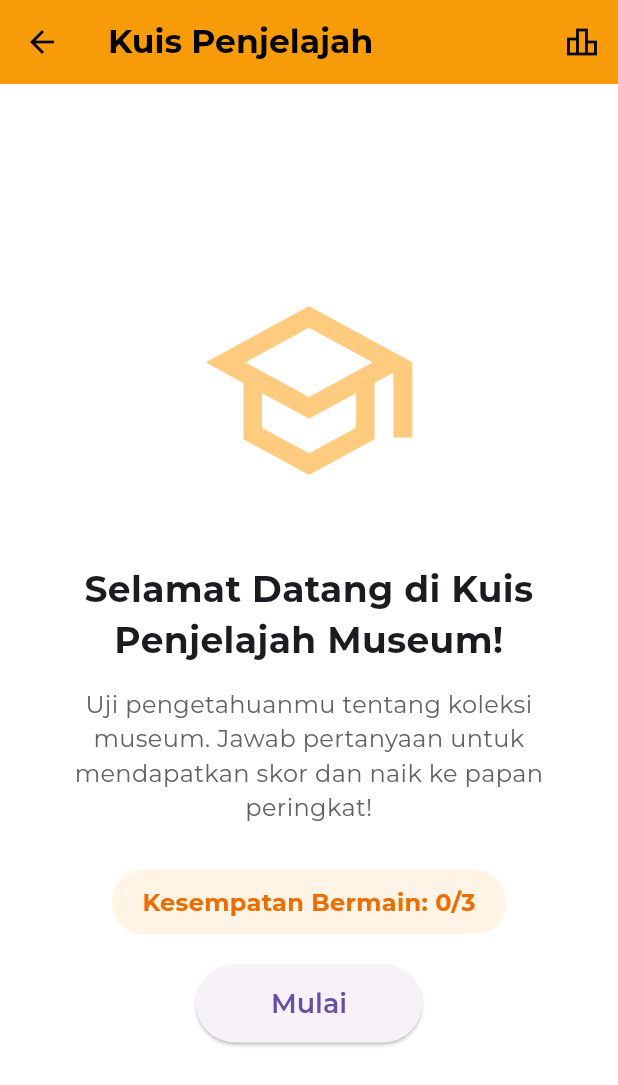
After one commit to rayhan-afk/museum_tugasakhir, a Flutter app: the QuizScreen screen opened directly, after a tap on the "leaderboard" icon, on a phone screen of 412 x 824 dp. The commit adds this screen. Shown: the top 1085 px of the screen. Run offline on Flutter 3.47's test engine with Material 3 defaults, Android fonts, the phone set to English and light mode, and no system bars; our stand-ins replace circle_nav_bar, cloud_firestore, firebase_auth, firebase_core, font_awesome_flutter, google_fonts and 2 more; missing offline and left inert: mobile_scanner; accounts and stored records are empty.

Commit message:
menambahkan halaman quiz

```diff
--- a/lib/screens/details/details.dart
+++ b/lib/screens/details/details.dart
@@ -1,7 +1,7 @@
 import 'package:flutter/material.dart';
 // Ganti 'museum_tugasakhir' dengan nama proyek Anda
 import 'package:museum_tugasakhir/data/data.dart';
-import 'package:museum_tugasakhir/screens/details/detailscreen.dart';
+import 'package:museum_tugasakhir/screens/details/detail_screen.dart';
 
 // --- Wrapper untuk Artefak ---
 class ArtefakDetailScreen extends StatelessWidget {
--- /dev/null
+++ b/lib/screens/quiz/quiz_screen.dart
@@ -0,0 +1,171 @@
+// File: lib/screens/quiz_screen.dart
+
+import 'package:flutter/material.dart';
+import 'package:google_fonts/google_fonts.dart';
+import 'package:museum_tugasakhir/screens/quiz/quiz_session_screen.dart';
+import 'package:provider/provider.dart';
+import 'package:firebase_auth/firebase_auth.dart';
+import 'package:museum_tugasakhir/services/firestore_service.dart';
+
+class QuizScreen extends StatefulWidget {
+  const QuizScreen({Key? key}) : super(key: key);
+
+  @override
+  State<QuizScreen> createState() => _QuizScreenState();
+}
+
+class _QuizScreenState extends State<QuizScreen> {
+  bool _isLoading =
+      false; // State untuk menandai proses loading saat tombol ditekan
+
+  // # PERUBAHAN: State untuk menyimpan dan menampilkan jumlah percobaan
+  int? _attempts;
+  bool _isFetchingAttempts = true;
+
+  @override
+  void initState() {
+    super.initState();
+    _fetchAttempts(); // Ambil data percobaan saat halaman pertama kali dibuka
+  }
+
+  // Fungsi untuk mengambil jumlah percobaan dari Firestore
+  Future<void> _fetchAttempts() async {
+    final user = Provider.of<User?>(context, listen: false);
+    if (user != null) {
+      final attemptsCount = await FirestoreService().getQuizAttempts(user.uid);
+      if (mounted) {
+        setState(() {
+          _attempts = attemptsCount;
+          _isFetchingAttempts = false;
+        });
+      }
+    } else {
+      // Jika pengguna belum login, anggap percobaan 0
+      setState(() {
+        _attempts = 0;
+        _isFetchingAttempts = false;
+      });
+    }
+  }
+
+  // Fungsi yang akan dipanggil saat tombol "Mulai" ditekan
+  Future<void> _startQuiz() async {
+    final user = Provider.of<User?>(context, listen: false);
+
+    if (user == null) {
+      ScaffoldMessenger.of(context).showSnackBar(
+        const SnackBar(content: Text('Anda harus login untuk memulai kuis.')),
+      );
+      return;
+    }
+
+    // # PERUBAHAN: Pengecekan sekarang menggunakan state _attempts
+    if (_attempts != null && _attempts! < 3) {
+      // Jika masih bisa bermain, navigasi ke halaman sesi kuis
+      // Kita tunggu hasilnya, lalu refresh data percobaan
+      await Navigator.push(
+        context,
+        MaterialPageRoute(builder: (context) => const QuizSessionScreen()),
+      );
+      // Setelah kembali dari kuis, refresh jumlah percobaan
+      _fetchAttempts();
+    } else {
+      // Jika sudah mencapai batas, tampilkan pesan
+      ScaffoldMessenger.of(context).showSnackBar(
+        const SnackBar(
+          content:
+              Text('Anda sudah mencapai batas maksimal bermain kuis (3 kali).'),
+          backgroundColor: Colors.red,
+        ),
+      );
+    }
+  }
+
+  @override
+  Widget build(BuildContext context) {
+    return Scaffold(
+      appBar: AppBar(
+        title: Text(
+          'Kuis Penjelajah',
+          style: GoogleFonts.montserrat(
+            fontWeight: FontWeight.bold,
+          ),
+        ),
+        actions: [
+          IconButton(
+            icon: const Icon(Icons.leaderboard_outlined),
+            tooltip: 'Papan Peringkat',
+            onPressed: () {
+              // TODO: Navigasi ke halaman leaderboard
+            },
+          ),
+        ],
+      ),
+      body: Center(
+        child: Padding(
+          padding: const EdgeInsets.all(30.0),
+          child: _isFetchingAttempts
+              ? const CircularProgressIndicator() // Tampilkan loading saat pertama kali memuat
+              : Column(
+                  mainAxisAlignment: MainAxisAlignment.center,
+                  crossAxisAlignment: CrossAxisAlignment.center,
+                  children: [
+                    Icon(Icons.school_outlined,
+                        size: 150, color: Colors.orange.withOpacity(0.5)),
+                    const SizedBox(height: 40),
+                    Text(
+                      'Selamat Datang di Kuis Penjelajah Museum!',
+                      textAlign: TextAlign.center,
+                      style: GoogleFonts.montserrat(
+                          fontSize: 24, fontWeight: FontWeight.bold),
+                    ),
+                    const SizedBox(height: 15),
+                    Text(
+                      'Uji pengetahuanmu tentang koleksi museum. Jawab pertanyaan untuk mendapatkan skor dan naik ke papan peringkat!',
+                      textAlign: TextAlign.center,
+                      style: GoogleFonts.montserrat(
+                          fontSize: 16, color: Colors.grey[700]),
+                    ),
+                    const SizedBox(height: 30),
+
+                    // # PERUBAHAN: Menampilkan informasi batas kuis
+                    Container(
+                      padding: const EdgeInsets.symmetric(
+                          horizontal: 20, vertical: 10),
+                      decoration: BoxDecoration(
+                        color: Colors.orange.withOpacity(0.1),
+                        borderRadius: BorderRadius.circular(20),
+                      ),
+                      child: Text(
+                        'Kesempatan Bermain: ${_attempts ?? 0}/3',
+                        style: GoogleFonts.montserrat(
+                          fontSize: 16,
+                          fontWeight: FontWeight.bold,
+                          color: Colors.orange[800],
+                        ),
+                      ),
+                    ),
+                    const SizedBox(height: 20),
+
+                    // Tombol untuk Memulai
+                    _isLoading
+                        ? const CircularProgressIndicator()
+                        : ElevatedButton(
+                            style: ElevatedButton.styleFrom(
+                              padding: const EdgeInsets.symmetric(
+                                  horizontal: 50, vertical: 15),
+                              textStyle: GoogleFonts.montserrat(
+                                  fontSize: 18, fontWeight: FontWeight.w600),
+                              shape: RoundedRectangleBorder(
+                                  borderRadius: BorderRadius.circular(30)),
+                            ),
+                            onPressed: _startQuiz,
+                            child: const Text('Mulai'),
+                          )
+                  ],
+                ),
+        ),
+      ),
+    );
+  }
+}
--- a/lib/services/firestore_service.dart
+++ b/lib/services/firestore_service.dart
@@ -1,6 +1,5 @@
-// File: lib/services/firestore_service.dart
-
 import 'package:cloud_firestore/cloud_firestore.dart';
+import 'package:firebase_auth/firebase_auth.dart';
 
 class FirestoreService {
   final FirebaseFirestore _db = FirebaseFirestore.instance;
@@ -12,6 +11,11 @@ class FirestoreService {
       _db.collection('koleksi');
   CollectionReference<Map<String, dynamic>> get _commentsCollection =>
       _db.collection('comments');
+  // Menggunakan nama collection 'quizzes' sesuai kesepakatan
+  CollectionReference<Map<String, dynamic>> get _quizzesCollection =>
+      _db.collection('quiz');
+  CollectionReference<Map<String, dynamic>> get _leaderboardCollection =>
+      _db.collection('leaderboard');
 
   /// Menambah atau menghapus item dari favorit pengguna menggunakan Transaction.
   Future<void> toggleFavorite(
@@ -68,17 +72,91 @@ class FirestoreService {
         .snapshots();
   }
 
-  // # FUNGSI BARU: Untuk menghapus dokumen komentar berdasarkan ID-nya.
   /// Menghapus sebuah komentar dari collection 'comments'.
-  ///
-  /// [commentId] adalah ID unik dari dokumen komentar yang akan dihapus.
   Future<void> deleteComment(String commentId) async {
     try {
       await _commentsCollection.doc(commentId).delete();
     } catch (e) {
       print('Error saat menghapus komentar: $e');
-      // Anda bisa menambahkan penanganan error lain di sini jika perlu,
-      // misalnya menampilkan pesan kepada pengguna.
+    }
+  }
+
+  Future<List<DocumentSnapshot>> getAllQuizzes() async {
+    try {
+      final querySnapshot = await _quizzesCollection.get();
+      return querySnapshot.docs;
+    } catch (e) {
+      print('Error mengambil semua kuis: $e');
+      return [];
+    }
+  }
+
+  Future<bool> canPlayQuiz(String userId) async {
+    try {
+      final docRef = _leaderboardCollection.doc(userId);
+      final doc = await docRef.get();
+
+      if (!doc.exists) {
+        // Jika pengguna belum pernah bermain, tentu saja mereka bisa bermain.
+        return true;
+      }
+
+      final data = doc.data() as Map<String, dynamic>;
+      final attempts = data['quizAttempts'] as int? ?? 0;
+
+      return attempts < 3;
+    } catch (e) {
+      print('Error memeriksa kesempatan kuis: $e');
+      return false; // Anggap tidak bisa bermain jika terjadi error
+    }
+  }
+
+  /// Memperbarui skor dan jumlah percobaan kuis pengguna di leaderboard.
+  Future<void> updateUserScore(User user, int newScore) async {
+    final docRef = _leaderboardCollection.doc(user.uid);
+
+    return _db.runTransaction((transaction) async {
+      final snapshot = await transaction.get(docRef);
+
+      if (!snapshot.exists) {
+        // Jika pengguna belum ada di leaderboard, buat data baru.
+        transaction.set(docRef, {
+          'userName': user.displayName ?? 'Pengguna Anonim',
+          'score': newScore,
+          'quizAttempts': 1,
+          'lastPlayed': FieldValue.serverTimestamp(),
+        });
+      } else {
+        // Jika pengguna sudah ada, perbarui datanya.
+        final currentData = snapshot.data() as Map<String, dynamic>;
+        final currentScore = currentData['score'] as int? ?? 0;
+        final currentAttempts = currentData['quizAttempts'] as int? ?? 0;
+
+        transaction.update(docRef, {
+          'score': currentScore + newScore,
+          'quizAttempts': currentAttempts + 1,
+          'lastPlayed': FieldValue.serverTimestamp(),
+        });
+      }
+    });
+  }
+
+  Future<int> getQuizAttempts(String userId) async {
+    try {
+      final docRef = _leaderboardCollection.doc(userId);
+      final doc = await docRef.get();
+
+      if (!doc.exists) {
+        // Jika pengguna belum pernah bermain, percobaannya adalah 0.
+        return 0;
+      }
+
+      final data = doc.data() as Map<String, dynamic>;
+      // Kembalikan nilai quizAttempts, atau 0 jika tidak ada.
+      return data['quizAttempts'] as int? ?? 0;
+    } catch (e) {
+      print('Error mendapatkan percobaan kuis: $e');
+      return 0; // Anggap 0 jika terjadi error
     }
   }
 }
```
Also changed, not shown: lib/screens/quiz/quiz_session_screen.dart (added, +233 -0 lines), lib/widgets/main_drawer.dart (+44 -17 lines), lib/screens/details/detail_screen.dart (renamed from lib/screens/details/detailscreen.dart), lib/screens/quiz/leaderboard_screen.dart (added).
